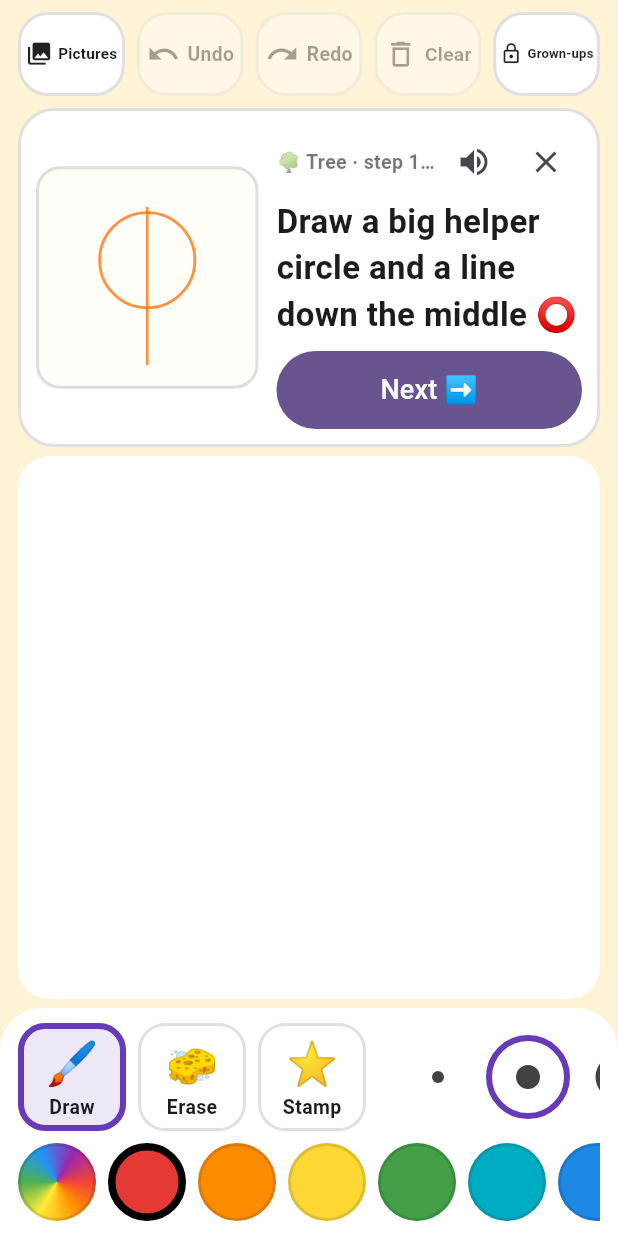
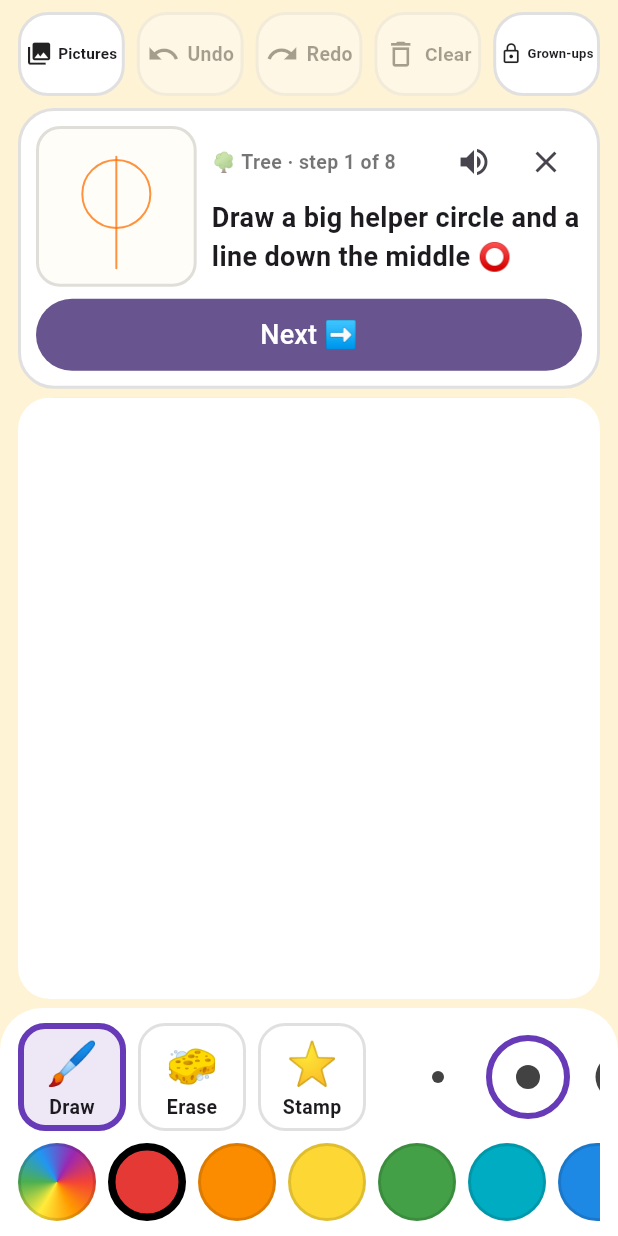
Before and after one commit to johnkg/doodle_time, a Flutter app: the screen it shows after launch, after a tap on "Start ▶", on a phone screen of 412 x 824 dp. Run offline on Flutter 3.47's test engine with Material 3 defaults, Android fonts, the phone set to English and light mode, and no system bars; our stand-ins replace audioplayers, flutter_tts, shared_preferences, web; missing offline and left inert: dart:js_interop.

Commit message:
Give the canvas room during lessons and make the voice livelier
- Wide landscape screens show the lesson in a side column; phones get a
  compact panel (text beside a small picture, buttons below). Canvas keeps
  about 70% of the height on desktop and 45% on a phone, up from ~34%.
- Web TTS used rate 0.4 = 0.4x speed; use a normal rate on the web, a higher
  pitch, a cheerful closing '!' and the best English voice available
  (neural/natural first, no novelty voices).

Co-Authored-By: Claude Sonnet 5.5 <noreply@anthropic.com>
Claude-Session: https://claude.ai/code/session_01S9WiCWrC5KHisvwYhtfqzt

```diff
--- a/lib/draw_screen.dart
+++ b/lib/draw_screen.dart
@@ -1,3 +1,4 @@
+import 'dart:math' as math;
 import 'dart:ui' as ui;
 
 import 'package:flutter/material.dart';
@@ -97,16 +98,38 @@ class _DrawScreenState extends State<DrawScreen> {
       body: SafeArea(
         child: ListenableBuilder(
           listenable: c,
-          builder: (context, _) => Column(
+          builder: (context, _) => LayoutBuilder(
+            builder: (context, box) {
+              final screen = box.biggest;
+              // Wide landscape: lesson goes in a column beside the canvas.
+              final wide =
+                  screen.width >= 900 && screen.width >= screen.height * 1.2;
+              final sideLesson = _guide != null && wide;
+              return Column(
                 children: [
                   _topBar(),
-              if (_guide != null)
-                _guidePanel()
-              else if (_showDaily)
+                  if (_guide != null && !wide)
+                    _guidePanel(screen)
+                  else if (_guide == null && _showDaily)
                     _dailyBanner(),
+                  Expanded(
+                    child: sideLesson
+                        ? Row(
+                            children: [
+                              SizedBox(
+                                width:
+                                    (screen.width * 0.27).clamp(280.0, 360.0),
+                                child: _guideSidePanel(),
+                              ),
                               Expanded(child: _canvas()),
+                            ],
+                          )
+                        : _canvas(),
+                  ),
                   _bottomPanel(),
                 ],
+              );
+            },
           ),
         ),
       ),
@@ -396,29 +419,10 @@ class _DrawScreenState extends State<DrawScreen> {
 
   // ---- step-by-step guide ---------------------------------------------------
 
-  Widget _guidePanel() {
-    final g = _guide!;
-    final step = g.steps[_step];
-    final isLast = _step == g.steps.length - 1;
-    final side = (MediaQuery.sizeOf(context).width * 0.36).clamp(112.0, 240.0);
-    return Padding(
-      padding: const EdgeInsets.fromLTRB(12, 6, 12, 0),
-      child: Container(
-        padding: const EdgeInsets.all(10),
-        decoration: BoxDecoration(
-          color: Colors.white,
-          borderRadius: BorderRadius.circular(24),
-          border: Border.all(color: Colors.black12, width: 2),
-        ),
-        child: Row(
-          children: [
-            // The sketches are detailed, so the picture grows with the
-            // screen; tap it to see it full size.
-            GestureDetector(
+  /// Lesson picture; tap it to see it full size.
+  Widget _guidePicture(DrawingGuide g) => GestureDetector(
         onTap: () => _showBigPicture(g),
         child: Container(
-                width: side,
-                height: side,
           decoration: BoxDecoration(
             color: const Color(0xFFFFFDF7),
             borderRadius: BorderRadius.circular(16),
@@ -426,14 +430,12 @@ class _DrawScreenState extends State<DrawScreen> {
           ),
           child: CustomPaint(painter: GuidePreviewPainter(g, _step)),
         ),
-            ),
-            const SizedBox(width: 12),
-            Expanded(
-              child: Column(
-                crossAxisAlignment: CrossAxisAlignment.start,
-                mainAxisSize: MainAxisSize.min,
-                children: [
-                  Row(
+      );
+
+  /// Step label with the "hear it" and "close" buttons.
+  Widget _guideHeader(DrawingGuide g) {
+    const tight = BoxConstraints.tightFor(width: 40, height: 40);
+    return Row(
       children: [
         Expanded(
           child: Text(
@@ -449,58 +451,124 @@ class _DrawScreenState extends State<DrawScreen> {
         ),
         IconButton(
           tooltip: 'Hear the step',
+          constraints: tight,
+          padding: EdgeInsets.zero,
           icon: const Icon(Icons.volume_up),
-                        onPressed: () => speech.speak(step.text),
+          onPressed: () => speech.speak(g.steps[_step].text),
         ),
         IconButton(
           tooltip: 'Close lesson',
+          constraints: tight,
+          padding: EdgeInsets.zero,
           icon: const Icon(Icons.close),
           onPressed: () => setState(() => _guide = null),
         ),
       ],
-                  ),
-                  Text(
-                    step.text,
-                    style: const TextStyle(
-                      fontSize: 22,
-                      fontWeight: FontWeight.bold,
-                    ),
-                  ),
-                  const SizedBox(height: 8),
-                  Row(
+    );
+  }
+
+  Widget _guideText(DrawingGuide g, double fontSize) => Text(
+        g.steps[_step].text,
+        style: TextStyle(fontSize: fontSize, fontWeight: FontWeight.bold),
+      );
+
+  /// Back and Next (or Done) buttons.
+  Widget _guideButtons(DrawingGuide g) {
+    final isLast = _step == g.steps.length - 1;
+    return Row(
       children: [
         if (_step > 0) ...[
           Expanded(
             child: OutlinedButton(
-                            style: OutlinedButton.styleFrom(
-                              minimumSize: const Size(0, 52),
-                            ),
+              style: OutlinedButton.styleFrom(minimumSize: const Size(0, 48)),
               onPressed: () {
                 setState(() => _step--);
                 _speakStep();
               },
-                            child: const Text('⬅️ Back',
-                                style: TextStyle(fontSize: 18)),
+              child: const Text('⬅️ Back', style: TextStyle(fontSize: 18)),
             ),
           ),
           const SizedBox(width: 8),
         ],
         Expanded(
           child: FilledButton(
-                          style: FilledButton.styleFrom(
-                            minimumSize: const Size(0, 52),
-                          ),
+            style: FilledButton.styleFrom(minimumSize: const Size(0, 48)),
             onPressed: _nextStep,
             child: Text(isLast ? 'Done 🎉' : 'Next ➡️',
                 style: const TextStyle(fontSize: 18)),
           ),
         ),
       ],
-                  ),
+    );
+  }
+
+  BoxDecoration get _guideBox => BoxDecoration(
+        color: Colors.white,
+        borderRadius: BorderRadius.circular(24),
+        border: Border.all(color: Colors.black12, width: 2),
+      );
+
+  /// Lesson panel above the canvas (phones and portrait). The picture is sized
+  /// by height as well as width so the canvas keeps most of the screen.
+  Widget _guidePanel(Size screen) {
+    final g = _guide!;
+    final side =
+        math.min(screen.width * 0.26, screen.height * 0.14).clamp(80.0, 150.0);
+    return Padding(
+      padding: const EdgeInsets.fromLTRB(12, 6, 12, 0),
+      child: Container(
+        padding: const EdgeInsets.all(10),
+        decoration: _guideBox,
+        child: Column(
+          mainAxisSize: MainAxisSize.min,
+          children: [
+            Row(
+              crossAxisAlignment: CrossAxisAlignment.start,
+              children: [
+                SizedBox(width: side, height: side, child: _guidePicture(g)),
+                const SizedBox(width: 10),
+                Expanded(
+                  child: Column(
+                    crossAxisAlignment: CrossAxisAlignment.start,
+                    children: [
+                      _guideHeader(g),
+                      _guideText(g, 18),
                     ],
                   ),
                 ),
               ],
+            ),
+            const SizedBox(height: 8),
+            _guideButtons(g),
+          ],
+        ),
+      ),
+    );
+  }
+
+  /// Lesson panel as a column left of the canvas (wide landscape screens), so
+  /// the canvas keeps its full height and the picture can be big.
+  Widget _guideSidePanel() {
+    final g = _guide!;
+    return Padding(
+      padding: const EdgeInsets.fromLTRB(12, 6, 0, 6),
+      child: Container(
+        padding: const EdgeInsets.all(10),
+        decoration: _guideBox,
+        child: SingleChildScrollView(
+          child: Column(
+            children: [
+              AspectRatio(aspectRatio: 1, child: _guidePicture(g)),
+              const SizedBox(height: 10),
+              _guideHeader(g),
+              Align(
+                alignment: Alignment.centerLeft,
+                child: _guideText(g, 22),
+              ),
+              const SizedBox(height: 8),
+              _guideButtons(g),
+            ],
+          ),
         ),
       ),
     );
@@ -604,6 +672,7 @@ class _DrawScreenState extends State<DrawScreen> {
     return Padding(
       padding: const EdgeInsets.symmetric(horizontal: 12, vertical: 6),
       child: DecoratedBox(
+        key: const ValueKey('canvas'),
         decoration: BoxDecoration(
           color: Colors.white,
           borderRadius: BorderRadius.circular(24),
--- a/lib/speech_service.dart
+++ b/lib/speech_service.dart
@@ -1,3 +1,4 @@
+import 'package:flutter/foundation.dart';
 import 'package:flutter_tts/flutter_tts.dart';
 
 /// Reads lesson steps aloud for children who can't read yet.
@@ -5,6 +6,8 @@ import 'package:flutter_tts/flutter_tts.dart';
 /// ignored so drawing never breaks.
 class SpeechService {
   FlutterTts? _tts;
+  int _voiceTries = 0;
+  bool _voicePicked = false;
 
   /// Keeps plain English words only: drops emoji and symbols so the voice
   /// doesn't try to read them.
@@ -13,15 +16,110 @@ class SpeechService {
       .replaceAll(RegExp(r'\s+'), ' ')
       .trim();
 
+  /// Cheerful delivery: a closing "!" lifts the voice at the end of the line.
+  static String lively(String words) =>
+      RegExp(r'[.!?]$').hasMatch(words) ? words : '$words!';
+
+  // Novelty voices that ship with macOS/iOS; fun for a minute, bad for lessons.
+  static const _novelty = [
+    'albert',
+    'bad news',
+    'bahh',
+    'bells',
+    'boing',
+    'bubbles',
+    'cellos',
+    'deranged',
+    'fred',
+    'good news',
+    'hysterical',
+    'junior',
+    'kathy',
+    'organ',
+    'princess',
+    'ralph',
+    'superstar',
+    'trinoids',
+    'whisper',
+    'wobble',
+    'zarvox',
+  ];
+
+  // Warm, natural English voices, best first. Names are matched in lowercase.
+  static const _preferred = {
+    'natural': 100, // Edge "Online (Natural)" neural voices
+    'ava': 80,
+    'google us english': 75,
+    'samantha': 70,
+    'allison': 65,
+    'google uk english female': 65,
+    'nicky': 60,
+    'tessa': 55,
+    'moira': 55,
+    'karen': 50,
+    'zira': 40,
+  };
+
+  /// Best English voice from `{name, locale}` maps, or null when none is
+  /// English. Prefers neural/natural and friendly voices over robotic ones.
+  static Map<String, String>? pickVoice(List<Map<String, String>> voices) {
+    Map<String, String>? best;
+    int bestScore = -1;
+    for (final v in voices) {
+      final name = (v['name'] ?? '').toLowerCase();
+      final locale = (v['locale'] ?? '').toLowerCase().replaceAll('_', '-');
+      if (!locale.startsWith('en')) continue;
+      if (_novelty.any(name.contains)) continue;
+      int score = 1;
+      for (final e in _preferred.entries) {
+        if (name.contains(e.key) && e.value > score) score = e.value;
+      }
+      if (name.contains('enhanced') || name.contains('premium')) score += 20;
+      if (locale == 'en-us') score += 5;
+      if (score > bestScore) {
+        bestScore = score;
+        best = v;
+      }
+    }
+    return best;
+  }
+
+  Future<void> _chooseVoice(FlutterTts tts) async {
+    // Browsers load their voice list late, so allow a few tries.
+    if (_voicePicked || _voiceTries >= 4) return;
+    _voiceTries++;
+    final raw = await tts.getVoices;
+    if (raw is! List) return;
+    final voices = [
+      for (final v in raw)
+        if (v is Map)
+          {
+            'name': '${v['name'] ?? ''}',
+            'locale': '${v['locale'] ?? ''}',
+          },
+    ];
+    final pick = pickVoice(voices);
+    if (pick == null) return;
+    await tts.setVoice(pick);
+    _voicePicked = true;
+  }
+
   Future<void> speak(String text) async {
     final words = speakable(text);
     if (words.isEmpty) return;
     try {
       final tts = _tts ??= FlutterTts();
       await tts.stop();
-      await tts.setSpeechRate(0.4);
-      await tts.setPitch(1.1);
-      await tts.speak(words);
+      try {
+        await _chooseVoice(tts);
+      } catch (_) {
+        // Keep the default voice.
+      }
+      // The web passes the rate straight to the browser (1.0 = normal), but
+      // phones use 0.5 for normal speed. 0.4 on the web was very slow.
+      await tts.setSpeechRate(kIsWeb ? 0.95 : 0.5);
+      await tts.setPitch(kIsWeb ? 1.3 : 1.2);
+      await tts.speak(lively(words));
     } catch (_) {
       // Ignore: voice unavailable.
     }
```
Also changed, not shown: 2 other files. Lines whose indentation alone changed are shown as unchanged.
